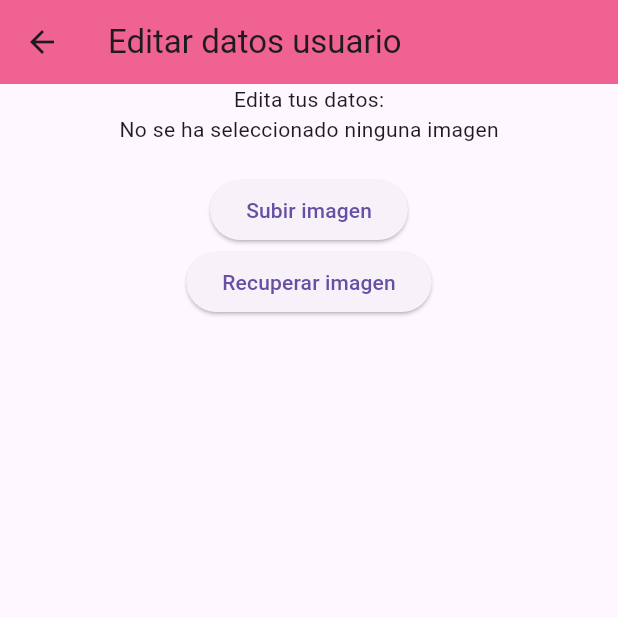
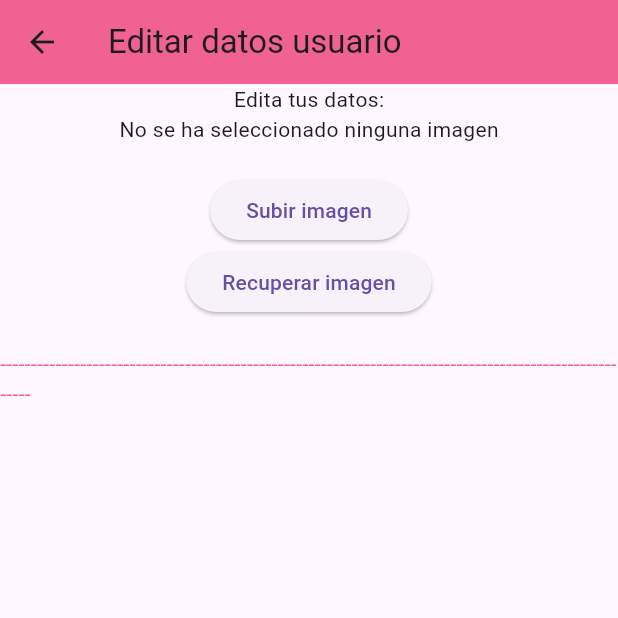
Before and after one commit to KilianGonzalez/ejemplo_firebase, a Flutter app: the screen it shows once a user with an empty profile is signed in, after a tap on the "person" icon, on a phone screen of 412 x 824 dp, the top half of it. Run offline on Flutter 3.47's test engine with Material 3 defaults, Android fonts, the phone set to English and light mode, and no system bars; our stand-ins replace cloud_firestore, firebase_auth, firebase_core, image_picker; missing offline and left inert: mongo_dart; accounts and stored records are empty; generated files the repository leaves out were written again.

Commit message:
Primer ejercicio práctica

```diff
--- a/lib/paginas/editar_datos_usuario.dart
+++ b/lib/paginas/editar_datos_usuario.dart
@@ -73,6 +73,24 @@ class _EditarDatosUsuarioState extends State<EditarDatosUsuario> {
               },
               child: const Text("Recuperar imagen")
             ),
+
+            const SizedBox(height: 20),
+
+            Text("---------------------------------------------------------------------------------------------------------",
+              style: TextStyle(
+                color: Colors.pink[300],
+              ),
+            ),
+
+            const SizedBox(height: 12),
+
+            Text(ServicioAuth().getUsuarioActual()!.email!,
+              style: const TextStyle(
+                fontSize: 18,
+              ),
+            ),
+
+
           ],
         ),
       ),
--- a/lib/paginas/pagina_chat.dart
+++ b/lib/paginas/pagina_chat.dart
@@ -102,7 +102,8 @@ class _PaginaChatState extends State<PaginaChat> {
 
     return BurbujaMensaje(
       mensaje: data["mensaje"],
-      idAutor: data["idAutor"]
+      idAutor: data["idAutor"],
+      horaMensaje: data["timestamp"],
     );
   }
 
--- a/lib/paginas/pagina_inicio.dart
+++ b/lib/paginas/pagina_inicio.dart
@@ -19,7 +19,7 @@ class _PaginaInicioState extends State<PaginaInicio> {
     return Scaffold(
       appBar: AppBar(
         backgroundColor: Colors.pink[300],
-        title: Text("User: " + ServicioAuth().getUsuarioActual()!.email!),
+        title: Text("Pagina de Inicio"),
         actions: [
           IconButton(
             onPressed: () {
```
Also changed, not shown: lib/componentes/burbuja_mensaje.dart (+50 -1 lines).
